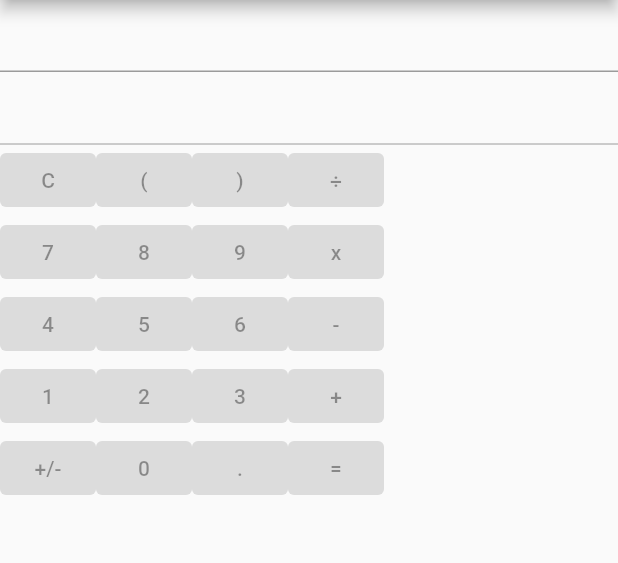
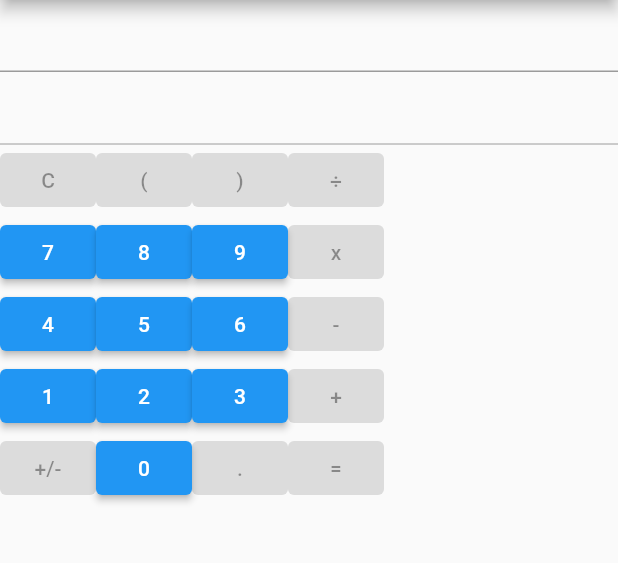
Before and after one commit to jgarzon26/calculator, a Flutter app: the screen it shows after launch, on a phone screen of 412 x 824 dp, the part 84-647 px from its top. Run offline on Flutter 3.47's test engine with Material 2 defaults, Android fonts, the phone set to English and light mode, and no system bars.

Commit message:
NumberInput

```diff
--- a/lib/NumberButton.dart
+++ b/lib/NumberButton.dart
@@ -3,13 +3,14 @@ import 'package:flutter/material.dart';
 class NumberButton extends StatelessWidget{
 
   final int number;
+  final void Function(int num) onInput;
 
-  const NumberButton(this.number, {super.key});
+  const NumberButton(this.number, this.onInput,{super.key});
 
   @override
   Widget build(BuildContext context){
     return ElevatedButton(
-      onPressed: null,
+      onPressed: () => onInput(number),
       child: Text(number.toString()),
     );
   }
--- a/lib/calculator.dart
+++ b/lib/calculator.dart
@@ -14,6 +14,8 @@ class Calculator extends StatefulWidget{
 }
 
 class _CalculatorState extends State<Calculator> {
+
+  void editInputField(int num) => setState(() => widget.userInput.text += num.toString());
 
   @override
   Widget build(BuildContext context){
@@ -44,33 +46,33 @@ class _CalculatorState extends State<Calculator> {
               ],
             ),
             Row(
-              children: const [
-                NumberButton(7),
-                NumberButton(8),
-                NumberButton(9),
+              children: [
+                NumberButton(7, editInputField),
+                NumberButton(8, editInputField),
+                NumberButton(9, editInputField),
                 OperButton(Operations("x")),
               ],
             ),
             Row(
-              children: const [
-                NumberButton(4),
-                NumberButton(5),
-                NumberButton(6),
+              children: [
+                NumberButton(4, editInputField),
+                NumberButton(5, editInputField),
+                NumberButton(6, editInputField),
                 OperButton(Operations("-")),
               ],
             ),
             Row(
-              children: const [
-                NumberButton(1),
-                NumberButton(2),
-                NumberButton(3),
+              children: [
+                NumberButton(1, editInputField),
+                NumberButton(2, editInputField),
+                NumberButton(3, editInputField),
                 OperButton(Operations("+")),
               ],
             ),
             Row(
-              children: const [
+              children: [
                 OperButton(Operations("+/-")),
-                NumberButton(0),
+                NumberButton(0, editInputField),
                 OperButton(Operations(".")),
                 OperButton(Operations("=")),
               ],
```
